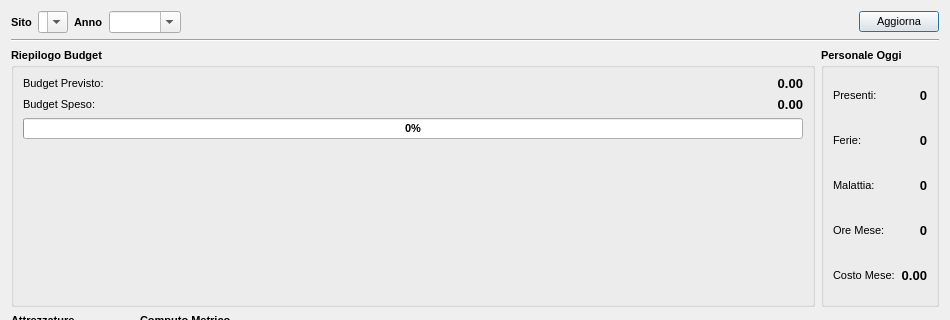
This is gui/ui/Cantiere.ui in pyarchinit/pyarchinit as Qt 5 draws it before an edit; both pictures show x 0 to 950 and y 0 to 320 of the 950 by 900 pixel window. The edited form follows.
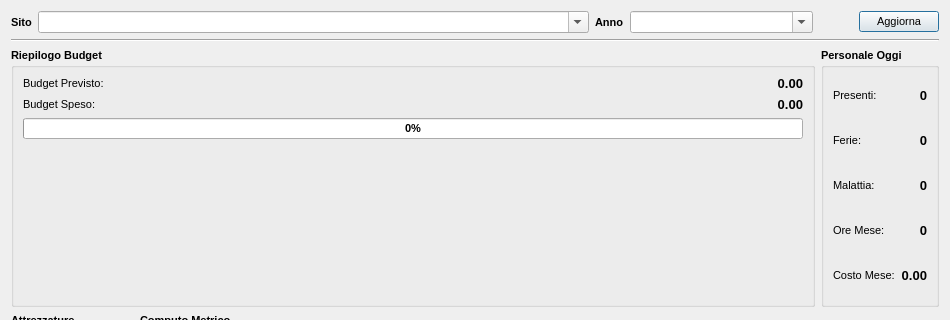
This is the edited form. Icons and pictures are not drawn.

Commit message: feat(cantiere): complete site management system with analytics, permissions, i18n & performance

The edit to the form file:
```diff
--- a/gui/ui/Cantiere.ui
+++ b/gui/ui/Cantiere.ui
@@ -49,9 +49,21 @@
      </item>
      <item>
       <widget class="QComboBox" name="comboBox_sito">
+       <property name="sizePolicy">
+        <sizepolicy hsizetype="Expanding" vsizetype="Fixed">
+         <horstretch>3</horstretch>
+         <verstretch>0</verstretch>
+        </sizepolicy>
+       </property>
+       <property name="minimumSize">
+        <size>
+         <width>250</width>
+         <height>0</height>
+        </size>
+       </property>
        <property name="font">
         <font>
-         <pointsize>8</pointsize>
+         <pointsize>9</pointsize>
          <weight>75</weight>
          <bold>true</bold>
         </font>
@@ -88,9 +100,21 @@
      </item>
      <item>
       <widget class="QComboBox" name="comboBox_anno">
+       <property name="sizePolicy">
+        <sizepolicy hsizetype="Expanding" vsizetype="Fixed">
+         <horstretch>1</horstretch>
+         <verstretch>0</verstretch>
+        </sizepolicy>
+       </property>
+       <property name="minimumSize">
+        <size>
+         <width>120</width>
+         <height>0</height>
+        </size>
+       </property>
        <property name="font">
         <font>
-         <pointsize>8</pointsize>
+         <pointsize>9</pointsize>
         </font>
        </property>
        <property name="editable">
```
The commit also changes 15 other files.
